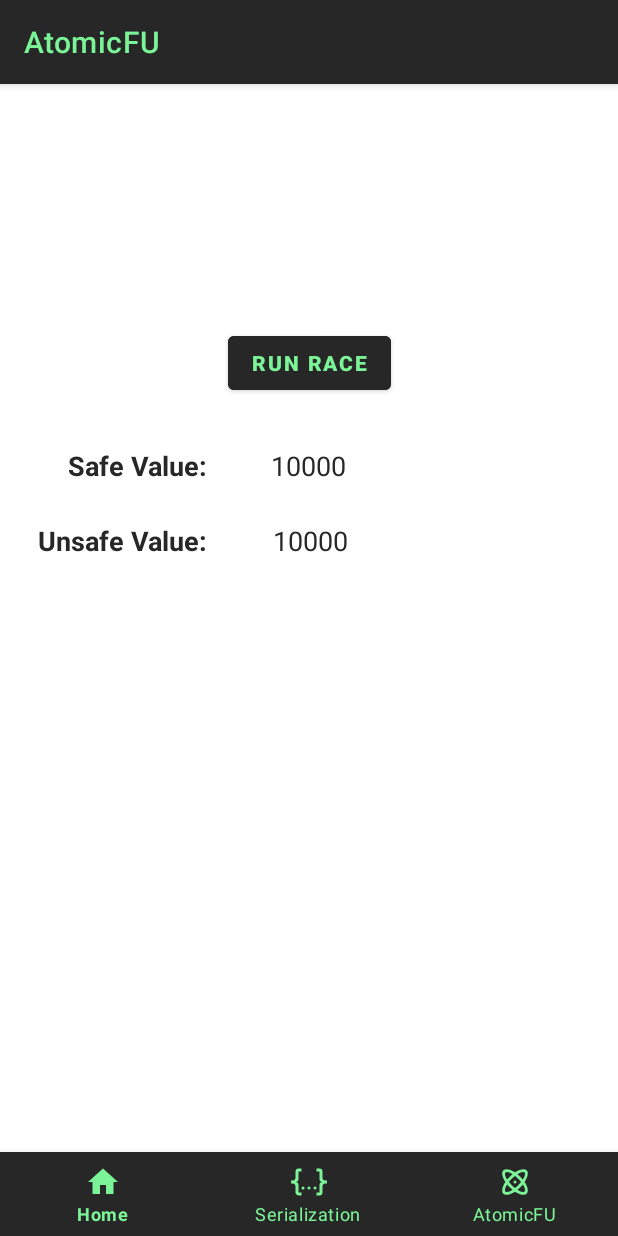
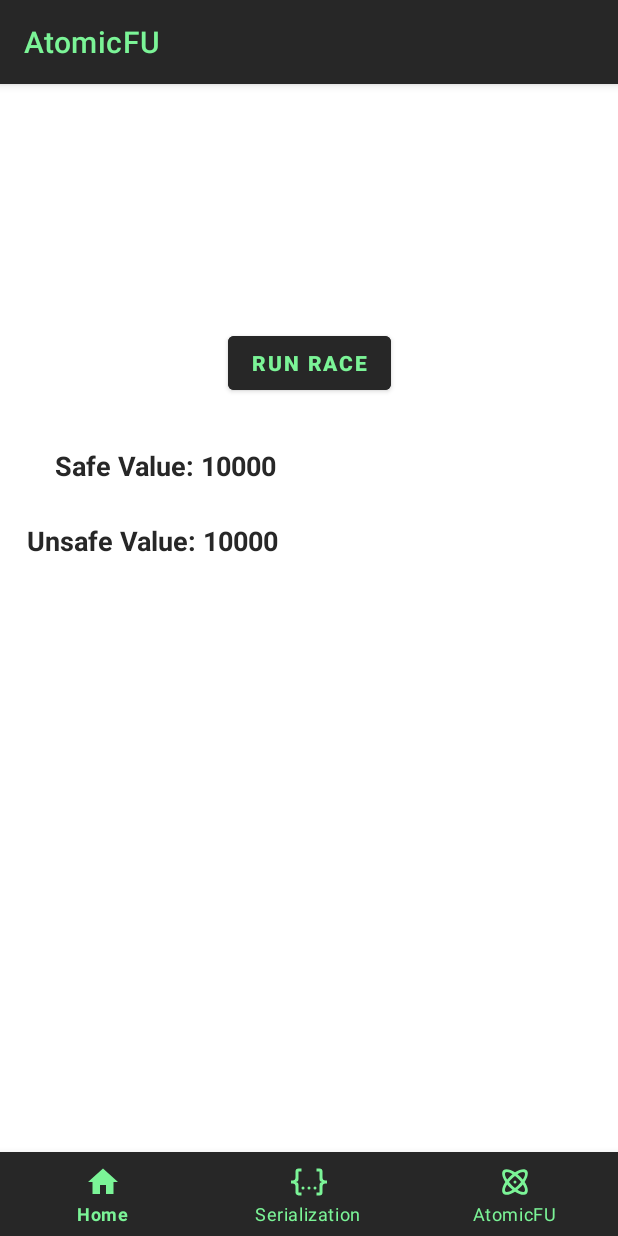
Before and after one commit to severn-everett/AndroidXDemo, an Android app: the AtomicFUFragment screen opened through its navigation route, after a tap on "RUN RACE", on a phone screen of 412 x 824 dp. Run offline under Robolectric (Android 15) with nearby library versions, the phone set to English and light mode, and no system bars; our stand-ins replace navigation-ui.

Commit message:
Fixing display in AtomicFUFragment

```diff
--- a/app/src/main/java/com/severett/androidxdemo/ui/atomicfu/AtomicFUFragment.kt
+++ b/app/src/main/java/com/severett/androidxdemo/ui/atomicfu/AtomicFUFragment.kt
@@ -5,7 +5,6 @@ import android.view.LayoutInflater
 import android.view.View
 import android.view.ViewGroup
 import androidx.fragment.app.Fragment
-import androidx.lifecycle.ViewModelProvider
 import com.severett.androidxdemo.R
 import com.severett.androidxdemo.databinding.FragmentAtomicfuBinding
 import kotlinx.atomicfu.atomic
@@ -26,31 +25,19 @@ class AtomicFUFragment : Fragment() {
         container: ViewGroup?,
         savedInstanceState: Bundle?
     ): View {
-        val atomicFUViewModel = ViewModelProvider(this)[AtomicFUViewModel::class.java]
-        atomicFUViewModel.safeResultVal.value = ""
-        atomicFUViewModel.unsafeResultVal.value = ""
-
         _binding = FragmentAtomicfuBinding.inflate(inflater, container, false)
         val root: View = binding.root
 
-        val safeValueView = binding.safeValueResult
-        atomicFUViewModel.safeResultVal.observe(viewLifecycleOwner) {
-            safeValueView.text = it
-        }
-        val unsafeValueView = binding.unsafeValueResult
-        atomicFUViewModel.unsafeResultVal.observe(viewLifecycleOwner) {
-            unsafeValueView.text = it
-        }
         binding.runRaceButton.setOnClickListener {
             val (safeValue, unsafeValue) = runRace()
             binding.safeValueLabel.text = resources.getString(
-                R.string.label_atomicfu_safe_value
+                R.string.label_atomicfu_safe_value,
+                safeValue.toString()
             )
             binding.unsafeValueLabel.text = resources.getString(
-                R.string.label_atomicfu_unsafe_value
+                R.string.label_atomicfu_unsafe_value,
+                unsafeValue.toString().padStart(5, ' ')
             )
-            atomicFUViewModel.safeResultVal.value = safeValue.toString()
-            atomicFUViewModel.unsafeResultVal.value = unsafeValue.toString()
         }
         return root
     }
--- a/app/src/main/java/com/severett/androidxdemo/ui/atomicfu/AtomicFUViewModel.kt
+++ /dev/null
@@ -1,9 +0,0 @@
-package com.severett.androidxdemo.ui.atomicfu
-
-import androidx.lifecycle.MutableLiveData
-import androidx.lifecycle.ViewModel
-
-class AtomicFUViewModel : ViewModel() {
-    val safeResultVal = MutableLiveData<String>()
-    val unsafeResultVal = MutableLiveData<String>()
-}
--- a/app/src/main/res/layout/fragment_atomicfu.xml
+++ b/app/src/main/res/layout/fragment_atomicfu.xml
@@ -23,38 +23,11 @@
         app:layout_constraintTop_toTopOf="parent" />
 
     <TextView
-        android:id="@+id/safeValueResult"
-        android:layout_width="64dp"
-        android:layout_height="26dp"
-        android:layout_marginTop="32dp"
-        android:layout_marginEnd="181dp"
-        android:gravity="end"
-        android:textColor="@color/black"
-        android:textSize="18sp"
-        app:layout_constraintEnd_toEndOf="parent"
-        app:layout_constraintTop_toBottomOf="@+id/runRaceButton"
-        tools:text="10000" />
-
-    <TextView
-        android:id="@+id/unsafeValueResult"
-        android:layout_width="64dp"
-        android:layout_height="26dp"
-        android:layout_marginTop="24dp"
-        android:layout_marginEnd="180dp"
-        android:gravity="end"
-        android:textColor="@color/black"
-        android:textSize="18sp"
-        app:layout_constraintEnd_toEndOf="parent"
-        app:layout_constraintTop_toBottomOf="@+id/safeValueResult"
-        tools:text="10000" />
-
-    <TextView
         android:id="@+id/unsafeValueLabel"
-        android:layout_width="120dp"
+        android:layout_width="180dp"
         android:layout_height="26dp"
         android:layout_marginStart="18dp"
         android:layout_marginTop="24dp"
-        android:gravity="end"
         android:textColor="@color/black"
         android:textSize="18sp"
         android:textStyle="bold"
@@ -64,11 +37,10 @@
 
     <TextView
         android:id="@+id/safeValueLabel"
-        android:layout_width="120dp"
+        android:layout_width="180dp"
         android:layout_height="26dp"
         android:layout_marginStart="18dp"
         android:layout_marginTop="32dp"
-        android:gravity="end"
         android:textColor="@color/black"
         android:textSize="18sp"
         android:textStyle="bold"
--- a/app/src/main/res/values/strings.xml
+++ b/app/src/main/res/values/strings.xml
@@ -12,8 +12,8 @@
     <string name="input_serialization_bazz">Enter Bazz (Comma-Separated)</string>
     <string name="input_serialization_count">Enter Count</string>
     <!-- Labels -->
-    <string name="label_atomicfu_safe_value">Safe Value:</string>
-    <string name="label_atomicfu_unsafe_value">Unsafe Value:</string>
+    <string name="label_atomicfu_safe_value">&#160;&#160;&#160;&#160;Safe Value: %s</string>
+    <string name="label_atomicfu_unsafe_value">Unsafe Value: %s</string>
     <string name="label_serialization_serialized">Serialized Foo</string>
     <string name="label_serialization_deserialized">Deserialized Foo</string>
     <!-- Defaults -->
```
